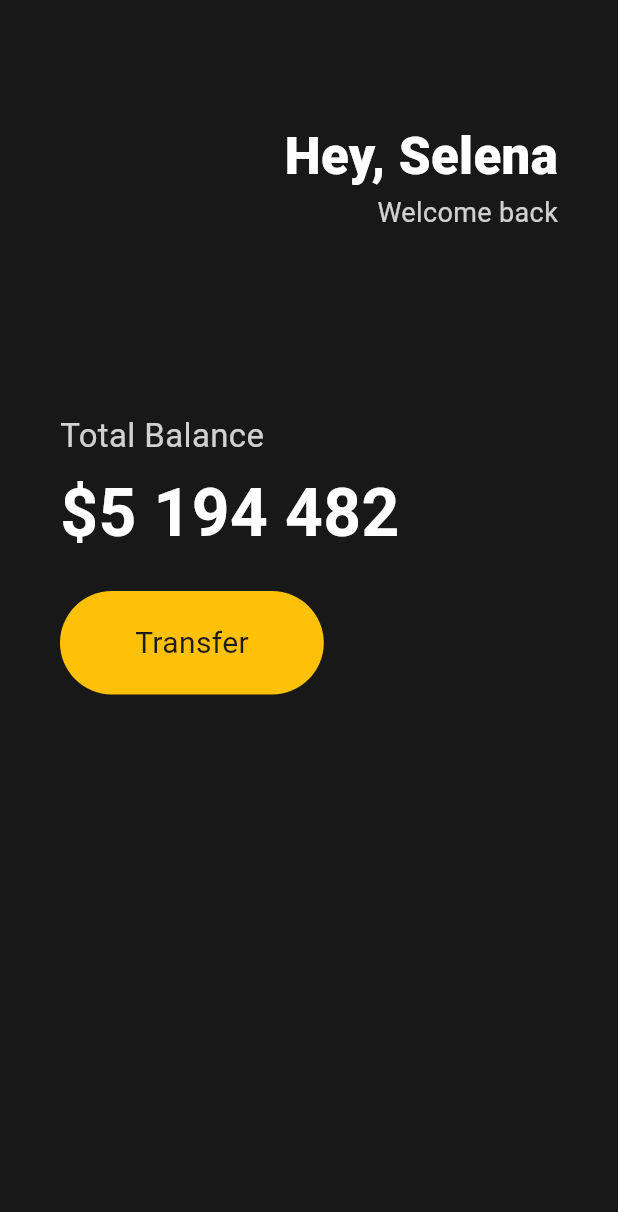
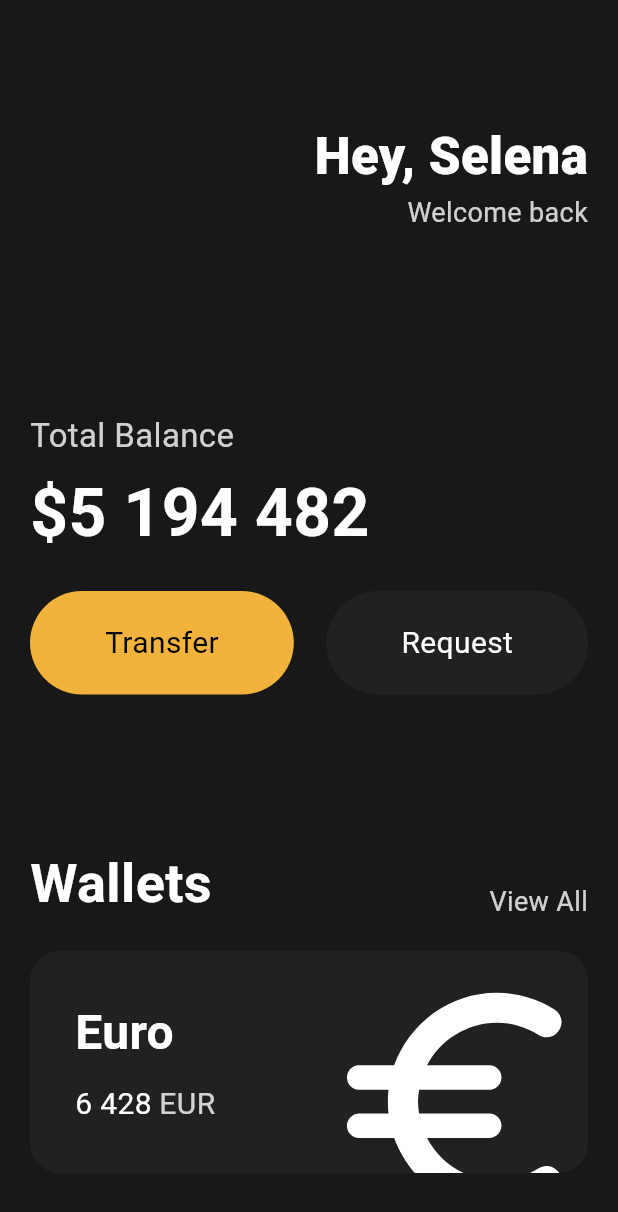
Before and after one commit to wogud556/FlutterHQ, a Flutter app: the screen it shows after launch, on a phone screen of 412 x 824 dp. Shown: the top 1212 px of the screen. Run offline on Flutter 3.47's test engine with Material 3 defaults, Android fonts, the phone set to English and light mode, and no system bars.

Commit message:
20240211

```diff
--- a/Flutter_Nomad/project/toonflix/lib/main.dart
+++ b/Flutter_Nomad/project/toonflix/lib/main.dart
@@ -1,5 +1,6 @@
 import 'package:flutter/cupertino.dart';
 import 'package:flutter/material.dart';
+import 'package:toonflix/widgets/button.dart';
 
 const taxAmount = 15;
 const priceAmount = 30;
@@ -35,7 +36,7 @@ class App extends StatelessWidget {
         //Color.fromRGBO(255,255,255,255)
         backgroundColor: const Color(0xFF181818),
         body: Padding(
-              padding: const EdgeInsets.symmetric(horizontal: 40),
+          padding: const EdgeInsets.symmetric(horizontal: 20),
           child: Column(
             crossAxisAlignment: CrossAxisAlignment.start,
             children: [
@@ -61,8 +62,7 @@ class App extends StatelessWidget {
                       Text(
                         'Welcome back',
                         style: TextStyle(
-                                  color: Colors.white.withOpacity(0.8),
-                                  fontSize: 18),
+                            color: Colors.white.withOpacity(0.8), fontSize: 18),
                       ),
                     ],
                   )
@@ -92,28 +92,113 @@ class App extends StatelessWidget {
               const SizedBox(
                 height: 20,
               ),
+              const Row(
+                mainAxisAlignment: MainAxisAlignment.spaceBetween,
+                children: [
+                  Button(
+                      text: 'Transfer',
+                      bgColor: Color(0xFFF1B33B),
+                      textColor: Colors.black),
+                  Button(
+                      text: 'Request',
+                      bgColor: Color(0xFF1F2123),
+                      textColor: Colors.white)
+                ],
+              ),
+              const SizedBox(
+                height: 100,
+              ),
+              Row(
+                crossAxisAlignment: CrossAxisAlignment.end,
+                mainAxisAlignment: MainAxisAlignment.spaceBetween,
+                children: [
+                  const Text(
+                    'Wallets',
+                    style: TextStyle(
+                      color: Colors.white,
+                      fontSize: 36,
+                      fontWeight: FontWeight.w600,
+                    ),
+                  ),
+                  Text('View All',
+                      style: TextStyle(
+                        color: Colors.white.withOpacity(0.8),
+                        fontSize: 18,
+                      )),
+                ],
+              ),
+              const SizedBox(
+                height: 20,
+              ),
+              Container(
+                clipBehavior: Clip.hardEdge, //겉에 삐져나온거 잘라주기
+                decoration: BoxDecoration(
+                  color: const Color(0xFF1F2123),
+                  borderRadius: BorderRadius.circular(20),
+                ),
+                child: Padding(
+                  padding: const EdgeInsets.all(
+                    30,
+                  ),
+                  child: Row(
+                    mainAxisAlignment: MainAxisAlignment.spaceBetween,
+                    children: [
+                      Column(
+                        crossAxisAlignment: CrossAxisAlignment.start,
+                        children: [
+                          const Text(
+                            'Euro',
+                            style: TextStyle(
+                              color: Colors.white,
+                              fontSize: 32,
+                              fontWeight: FontWeight.w600,
+                            ),
+                          ),
+                          const SizedBox(
+                            height: 10,
+                          ),
                           Row(
                             children: [
-                        Container(
-                          decoration: BoxDecoration(
-                              color: Colors.amber,
-                              borderRadius: BorderRadius.circular(45)),
-                          child: const Padding(
-                            padding: EdgeInsets.symmetric(
-                              vertical: 20,
-                              horizontal: 50,
-                            ),
-                            child: Text(
-                              'Transfer',
+                              const Text(
+                                '6 428',
                                 style: TextStyle(
+                                  color: Colors.white,
                                   fontSize: 20,
                                 ),
+                              ),
+                              const SizedBox(
+                                width: 5,
+                              ),
+                              Text(
+                                'EUR',
+                                style: TextStyle(
+                                  color: Colors.white.withOpacity(0.8),
+                                  fontSize: 20,
+                                ),
+                              ),
+                            ],
+                          ),
+                        ],
+                      ),
+                      Transform.scale(
+                        scale: 2.2,
+                        child: Transform.translate(
+                          offset: const Offset(-5, 12),
+                          child: const Icon(
+                            Icons.euro_rounded,
+                            color: Colors.white,
+                            size: 88,
                           ),
                         ),
                       )
                     ],
-                    )
-                  ]),
-            )));
+                  ),
+                ),
+              ),
+            ],
+          ),
+        ),
+      ),
+    );
   }
 }
--- /dev/null
+++ b/Flutter_Nomad/project/toonflix/lib/widgets/button.dart
@@ -0,0 +1,34 @@
+import 'package:flutter/material.dart';
+
+class Button extends StatelessWidget {
+  final String text;
+  final Color bgColor;
+  final Color textColor;
+
+  const Button(
+      {super.key,
+      required this.text,
+      required this.bgColor,
+      required this.textColor});
+
+  @override
+  Widget build(BuildContext context) {
+    return Container(
+      decoration: BoxDecoration(
+          color: bgColor, borderRadius: BorderRadius.circular(45)),
+      child: Padding(
+        padding: const EdgeInsets.symmetric(
+          vertical: 20,
+          horizontal: 50,
+        ),
+        child: Text(
+          text,
+          style: TextStyle(
+            color: textColor,
+            fontSize: 20,
+          ),
+        ),
+      ),
+    );
+  }
+}
```
Also changed, not shown: 1 other file. Lines whose indentation alone changed are shown as unchanged.
